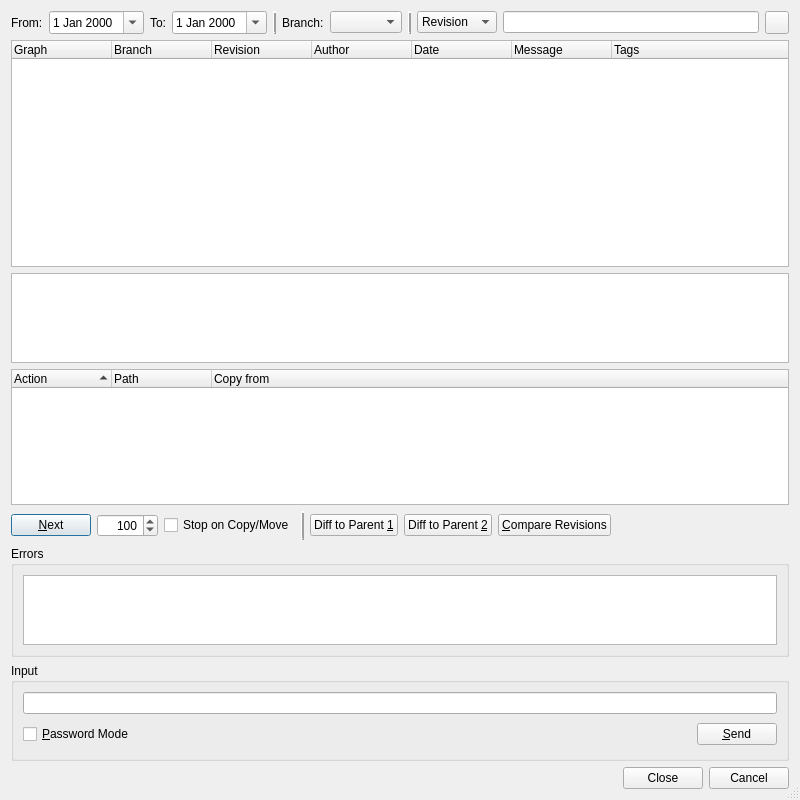
First picture: the form in Plugins/VcsPlugins/vcsMercurial/HgLogBrowserDialog.ui, repository testmana2/test, before the edit.
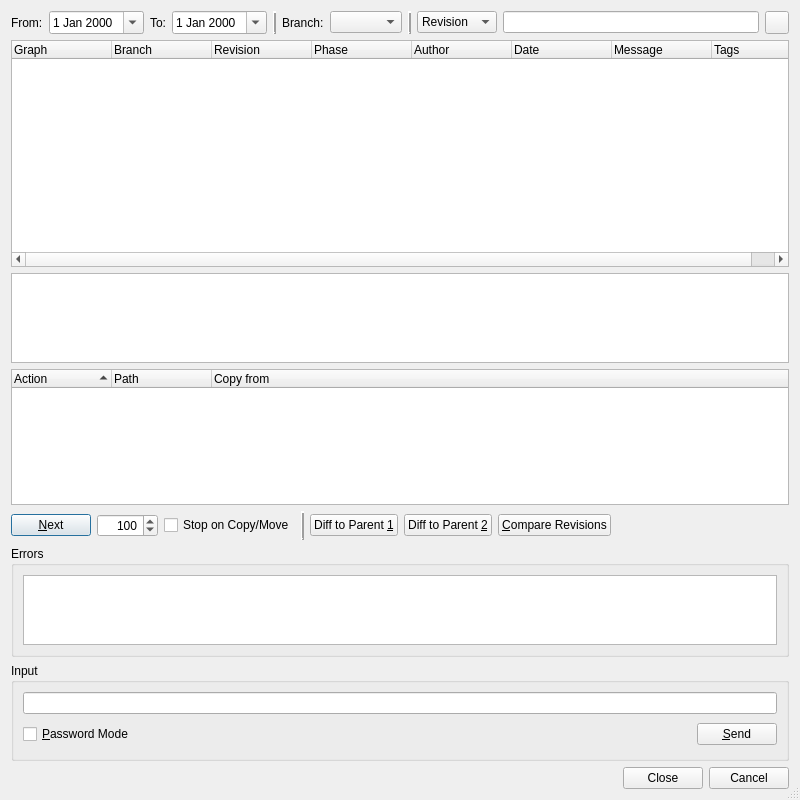
Second picture: the form after the edit.

Commit message: Added support for Phases as of Mercurial 2.1.

What changed in the file:
```diff
--- a/Plugins/VcsPlugins/vcsMercurial/HgLogBrowserDialog.ui
+++ b/Plugins/VcsPlugins/vcsMercurial/HgLogBrowserDialog.ui
@@ -172,6 +172,11 @@
        <string>Revision</string>
       </property>
      </column>
+     <column>
+      <property name="text">
+       <string>Phase</string>
+      </property>
+     </column>
      <column>
       <property name="text">
        <string>Author</string>
```
The commit also changes 16 other files.
